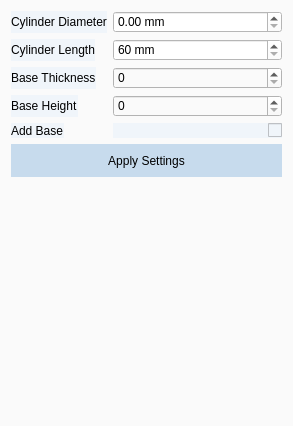
Old version of the form src/windows/ui/cylinder_view.ui in the repository brachify/brachify.
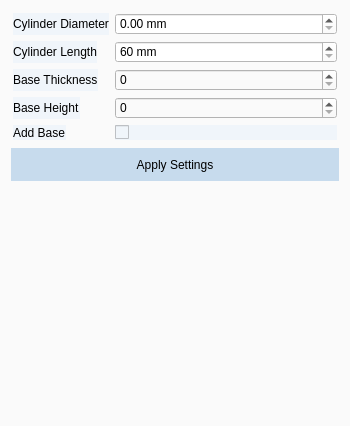
New version of the form.

Diff of the .ui file:
```diff
--- a/src/windows/ui/cylinder_view.ui
+++ b/src/windows/ui/cylinder_view.ui
@@ -6,7 +6,7 @@
    <rect>
     <x>0</x>
     <y>0</y>
-    <width>293</width>
+    <width>350</width>
     <height>426</height>
    </rect>
   </property>
@@ -37,6 +37,21 @@
   <layout class="QVBoxLayout" name="verticalLayout">
    <item>
     <layout class="QFormLayout" name="formLayout">
+     <property name="sizeConstraint">
+      <enum>QLayout::SetMinimumSize</enum>
+     </property>
+     <property name="leftMargin">
+      <number>2</number>
+     </property>
+     <property name="topMargin">
+      <number>2</number>
+     </property>
+     <property name="rightMargin">
+      <number>2</number>
+     </property>
+     <property name="bottomMargin">
+      <number>2</number>
+     </property>
      <item row="0" column="0">
       <widget class="QLabel" name="label">
        <property name="styleSheet">
@@ -52,6 +67,12 @@
      </item>
      <item row="0" column="1">
       <widget class="QDoubleSpinBox" name="spinbox_diameter">
+       <property name="sizePolicy">
+        <sizepolicy hsizetype="Expanding" vsizetype="Fixed">
+         <horstretch>0</horstretch>
+         <verstretch>0</verstretch>
+        </sizepolicy>
+       </property>
        <property name="minimumSize">
         <size>
          <width>135</width>
@@ -87,6 +108,12 @@
      </item>
      <item row="1" column="1">
       <widget class="QSpinBox" name="spinbox_length">
+       <property name="sizePolicy">
+        <sizepolicy hsizetype="Expanding" vsizetype="Fixed">
+         <horstretch>0</horstretch>
+         <verstretch>0</verstretch>
+        </sizepolicy>
+       </property>
        <property name="minimumSize">
         <size>
          <width>135</width>
@@ -128,6 +155,18 @@
      </item>
      <item row="4" column="1">
       <widget class="QCheckBox" name="cb_add_base">
+       <property name="sizePolicy">
+        <sizepolicy hsizetype="Expanding" vsizetype="Fixed">
+         <horstretch>0</horstretch>
+         <verstretch>0</verstretch>
+        </sizepolicy>
+       </property>
+       <property name="minimumSize">
+        <size>
+         <width>100</width>
+         <height>0</height>
+        </size>
+       </property>
        <property name="maximumSize">
         <size>
          <width>1000</width>
@@ -135,7 +174,10 @@
         </size>
        </property>
        <property name="layoutDirection">
-        <enum>Qt::RightToLeft</enum>
+        <enum>Qt::LeftToRight</enum>
+       </property>
+       <property name="autoFillBackground">
+        <bool>false</bool>
        </property>
        <property name="styleSheet">
         <string notr="true">background-color: rgb(240, 245, 250);</string>
@@ -152,10 +194,24 @@
       </widget>
      </item>
      <item row="2" column="1">
-      <widget class="QSpinBox" name="spinbox_base_thickness"/>
+      <widget class="QSpinBox" name="spinbox_base_thickness">
+       <property name="sizePolicy">
+        <sizepolicy hsizetype="Expanding" vsizetype="Fixed">
+         <horstretch>0</horstretch>
+         <verstretch>0</verstretch>
+        </sizepolicy>
+       </property>
+      </widget>
      </item>
      <item row="3" column="1">
-      <widget class="QSpinBox" name="spinbox_base_height"/>
+      <widget class="QSpinBox" name="spinbox_base_height">
+       <property name="sizePolicy">
+        <sizepolicy hsizetype="Expanding" vsizetype="Fixed">
+         <horstretch>0</horstretch>
+         <verstretch>0</verstretch>
+        </sizepolicy>
+       </property>
+      </widget>
      </item>
      <item row="2" column="0">
       <widget class="QLabel" name="label_4">
@@ -181,6 +237,12 @@
    </item>
    <item>
     <widget class="QPushButton" name="btn_apply_settings">
+     <property name="sizePolicy">
+      <sizepolicy hsizetype="Expanding" vsizetype="Fixed">
+       <horstretch>0</horstretch>
+       <verstretch>0</verstretch>
+      </sizepolicy>
+     </property>
      <property name="minimumSize">
       <size>
        <width>240</width>
@@ -220,7 +282,7 @@
      </property>
      <property name="sizeHint" stdset="0">
       <size>
-       <width>265</width>
+       <width>280</width>
        <height>270</height>
       </size>
      </property>
```
